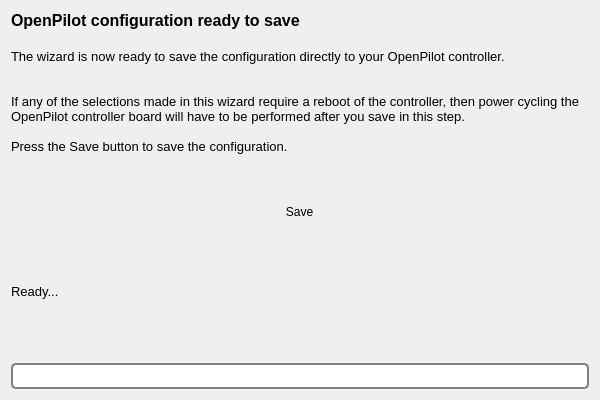
Old version of the form ground/openpilotgcs/src/plugins/setupwizard/pages/savepage.ui in the repository openpilot/OpenPilot.
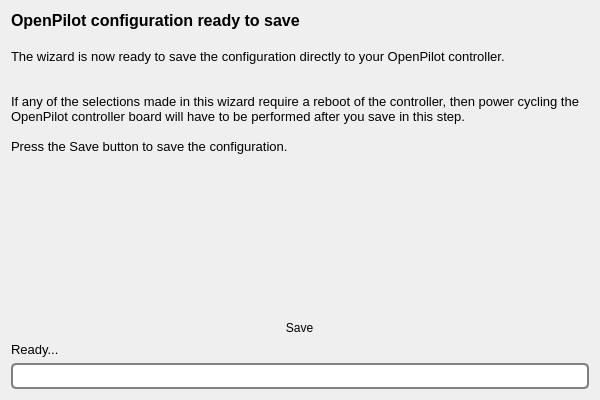
New version of the form. Icons and pictures are not drawn.

```diff
--- a/ground/openpilotgcs/src/plugins/setupwizard/pages/savepage.ui
+++ b/ground/openpilotgcs/src/plugins/setupwizard/pages/savepage.ui
@@ -40,6 +40,19 @@
      </property>
     </widget>
    </item>
+   <item>
+    <spacer name="verticalSpacer">
+     <property name="orientation">
+      <enum>Qt::Vertical</enum>
+     </property>
+     <property name="sizeHint" stdset="0">
+      <size>
+       <width>20</width>
+       <height>40</height>
+      </size>
+     </property>
+    </spacer>
+   </item>
    <item>
     <layout class="QHBoxLayout" name="horizontalLayout">
      <item>
```
